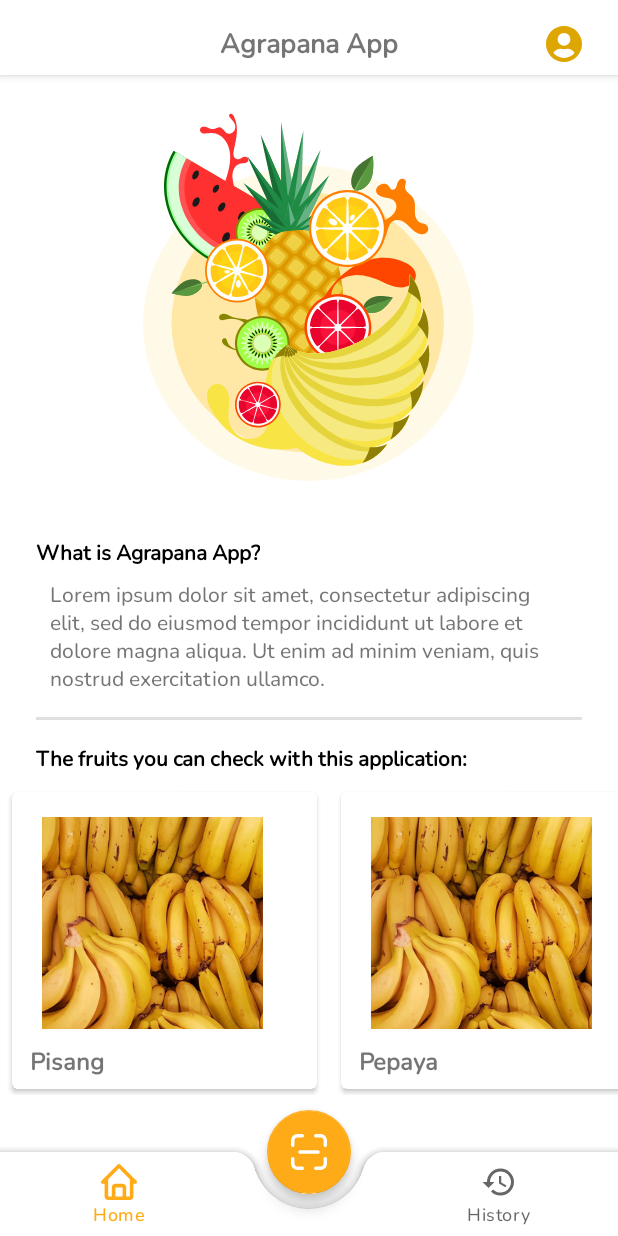
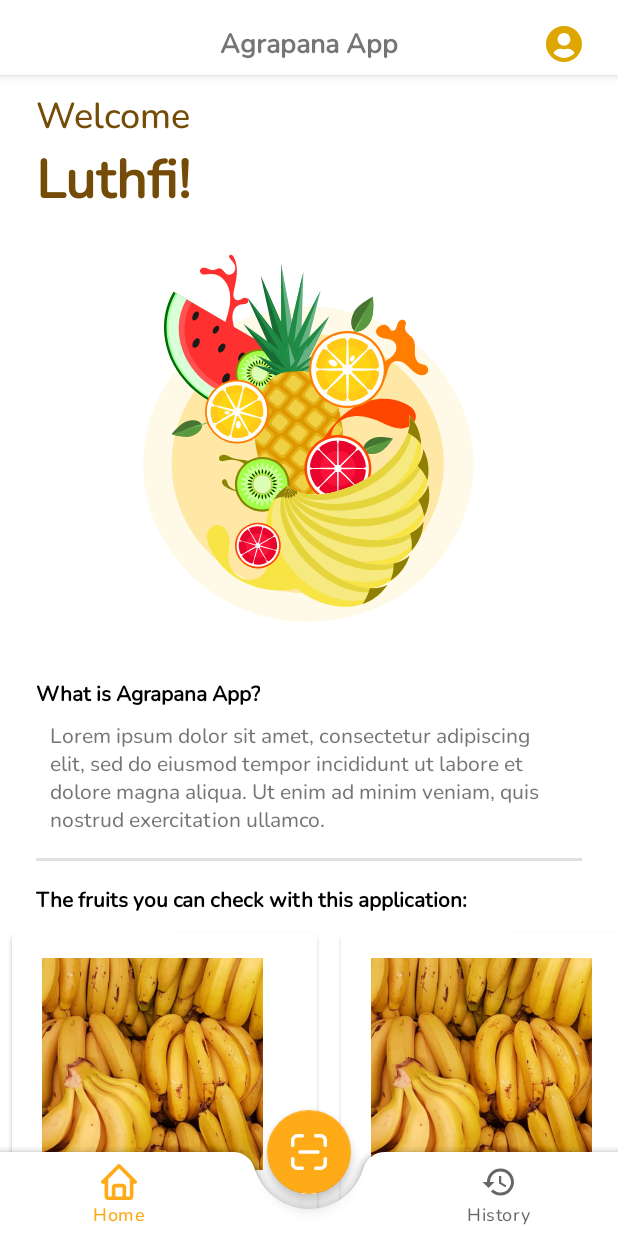
Before and after one commit to RendiZein/Agrapana, an Android app: the screen it shows after launch (MainActivity), on a phone screen of 412 x 824 dp. Run offline under Robolectric (Android 15) with nearby library versions, the phone set to English and light mode, and no system bars.

Commit message:
Fixing scrollview issue

```diff
--- a/MobileDevelopment/app/app/src/main/res/layout/activity_main.xml
+++ b/MobileDevelopment/app/app/src/main/res/layout/activity_main.xml
@@ -91,7 +91,7 @@
 
     <ScrollView
         android:layout_width="match_parent"
-        android:layout_height="680dp"
+        android:layout_height="match_parent"
         app:layout_constraintStart_toStartOf="parent"
         app:layout_constraintTop_toBottomOf="@id/appBarLayout">
 
@@ -104,7 +104,7 @@
                 android:layout_width="wrap_content"
                 android:layout_height="wrap_content"
                 android:layout_marginStart="24dp"
-                android:layout_marginTop="24dp"
+                android:layout_marginTop="74dp"
                 android:text="Welcome"
                 android:textColor="#754C07"
                 android:textSize="24sp"
@@ -185,7 +185,6 @@
                 android:layout_height="wrap_content"
                 android:layout_gravity="bottom"
                 android:layout_marginTop="8dp"
-                android:layout_marginBottom="100dp"
                 app:layout_constraintStart_toStartOf="parent"
                 app:layout_constraintTop_toBottomOf="@id/tv_check_fruit" />
 
@@ -199,6 +198,15 @@
                 app:layout_constraintEnd_toEndOf="parent"
                 app:layout_constraintTop_toTopOf="parent" />
 
+            <ImageView
+                android:id="@+id/ruang_kosong"
+                android:layout_width="157dp"
+                android:layout_height="100dp"
+                app:layout_constraintEnd_toEndOf="@+id/rv_fruits"
+                app:layout_constraintStart_toStartOf="@+id/rv_fruits"
+                app:layout_constraintTop_toBottomOf="@+id/rv_fruits"
+                tools:srcCompat="@tools:sample/avatars" />
+
         </androidx.constraintlayout.widget.ConstraintLayout>
     </ScrollView>
 
```
